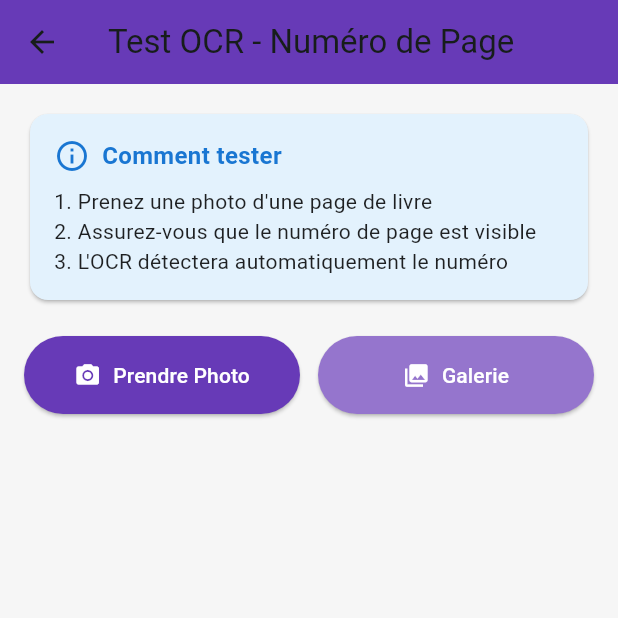
After one commit to acoeffic/readon, a Flutter app: the OCRTestPage screen opened by its route, on a phone screen of 412 x 824 dp, the top half of it. The commit adds this screen. Run offline on Flutter 3.47's test engine with Material 3 defaults, Android fonts, the phone set to English and light mode, and no system bars; our stand-ins replace image_picker, supabase_flutter; missing offline and left inert: google_mlkit_text_recognition; accounts and stored records are empty; network calls fail.

Commit message:
ton message

```diff
--- a/lib/app.dart
+++ b/lib/app.dart
@@ -1,9 +1,7 @@
-// app.dart
-// Contient l'initialisation du MaterialApp et le thème global
-
 import 'package:flutter/material.dart';
 import 'theme/app_theme.dart';
 import 'pages/welcome/welcome_page.dart';
+import 'pages/ocr_test_page.dart';
 
 class ReadOnApp extends StatelessWidget {
   const ReadOnApp({super.key});
@@ -15,6 +13,10 @@ class ReadOnApp extends StatelessWidget {
       debugShowCheckedModeBanner: false,
       theme: AppTheme.light,
       home: const WelcomePage(),
+      routes: {
+        '/welcome': (context) => const WelcomePage(), // Ajout de cette route
+        '/ocr-test': (context) => const OCRTestPage(),
+      },
     );
   }
 }
--- a/lib/main.dart
+++ b/lib/main.dart
@@ -1,7 +1,6 @@
 import 'package:flutter/material.dart';
 import 'package:supabase_flutter/supabase_flutter.dart';
 import 'app.dart';
-
 
 Future<void> main() async {
   WidgetsFlutterBinding.ensureInitialized();
--- /dev/null
+++ b/lib/pages/ocr_test_page.dart
@@ -0,0 +1,311 @@
+// lib/pages/ocr_test_page.dart
+
+import 'package:flutter/material.dart';
+import 'package:image_picker/image_picker.dart';
+import 'dart:io';
+import '../services/ocr_service.dart';
+
+/// Simple POC page to test OCR page number detection
+/// This is a temporary test page - will be replaced with proper UI later
+class OCRTestPage extends StatefulWidget {
+  const OCRTestPage({super.key});
+
+  @override
+  State<OCRTestPage> createState() => _OCRTestPageState();
+}
+
+class _OCRTestPageState extends State<OCRTestPage> {
+  final OCRService _ocrService = OCRService();
+  final ImagePicker _picker = ImagePicker();
+
+  XFile? _imageFile;
+  int? _detectedPageNumber;
+  String? _allDetectedText;
+  bool _isProcessing = false;
+  String? _errorMessage;
+
+  @override
+  void dispose() {
+    _ocrService.dispose();
+    super.dispose();
+  }
+
+  Future<void> _takePicture() async {
+    try {
+      setState(() {
+        _errorMessage = null;
+        _detectedPageNumber = null;
+        _allDetectedText = null;
+      });
+
+      // Take picture with camera
+      final XFile? photo = await _picker.pickImage(
+        source: ImageSource.camera,
+        maxWidth: 1920,
+        maxHeight: 1080,
+        imageQuality: 85,
+      );
+
+      if (photo == null) return;
+
+      setState(() {
+        _imageFile = photo;
+        _isProcessing = true;
+      });
+
+      // Run OCR
+      final pageNumber = await _ocrService.extractPageNumber(photo.path);
+      final allText = await _ocrService.extractAllText(photo.path);
+
+      setState(() {
+        _detectedPageNumber = pageNumber;
+        _allDetectedText = allText;
+        _isProcessing = false;
+      });
+
+      if (pageNumber == null) {
+        setState(() {
+          _errorMessage = 'Aucun numéro de page détecté. Réessayez avec une photo plus nette.';
+        });
+      }
+    } catch (e) {
+      setState(() {
+        _isProcessing = false;
+        _errorMessage = 'Erreur: $e';
+      });
+    }
+  }
+
+  Future<void> _pickFromGallery() async {
+    try {
+      setState(() {
+        _errorMessage = null;
+        _detectedPageNumber = null;
+        _allDetectedText = null;
+      });
+
+      // Pick from gallery
+      final XFile? photo = await _picker.pickImage(
+        source: ImageSource.gallery,
+      );
+
+      if (photo == null) return;
+
+      setState(() {
+        _imageFile = photo;
+        _isProcessing = true;
+      });
+
+      // Run OCR
+      final pageNumber = await _ocrService.extractPageNumber(photo.path);
+      final allText = await _ocrService.extractAllText(photo.path);
+
+      setState(() {
+        _detectedPageNumber = pageNumber;
+        _allDetectedText = allText;
+        _isProcessing = false;
+      });
+
+      if (pageNumber == null) {
+        setState(() {
+          _errorMessage = 'Aucun numéro de page détecté.';
+        });
+      }
+    } catch (e) {
+      setState(() {
+        _isProcessing = false;
+        _errorMessage = 'Erreur: $e';
+      });
+    }
+  }
+
+  @override
+  Widget build(BuildContext context) {
+    return Scaffold(
+      appBar: AppBar(
+        title: const Text('Test OCR - Numéro de Page'),
+        backgroundColor: Colors.deepPurple,
+      ),
+      body: SingleChildScrollView(
+        padding: const EdgeInsets.all(16),
+        child: Column(
+          crossAxisAlignment: CrossAxisAlignment.stretch,
+          children: [
+            // Instructions
+            Card(
+              color: Colors.blue.shade50,
+              child: Padding(
+                padding: const EdgeInsets.all(16),
+                child: Column(
+                  crossAxisAlignment: CrossAxisAlignment.start,
+                  children: [
+                    Row(
+                      children: [
+                        Icon(Icons.info_outline, color: Colors.blue.shade700),
+                        const SizedBox(width: 8),
+                        Text(
+                          'Comment tester',
+                          style: TextStyle(
+                            fontWeight: FontWeight.bold,
+                            fontSize: 16,
+                            color: Colors.blue.shade700,
+                          ),
+                        ),
+                      ],
+                    ),
+                    const SizedBox(height: 8),
+                    const Text('1. Prenez une photo d\'une page de livre'),
+                    const Text('2. Assurez-vous que le numéro de page est visible'),
+                    const Text('3. L\'OCR détectera automatiquement le numéro'),
+                  ],
+                ),
+              ),
+            ),
+            const SizedBox(height: 20),
+
+            // Action buttons
+            Row(
+              children: [
+                Expanded(
+                  child: ElevatedButton.icon(
+                    onPressed: _isProcessing ? null : _takePicture,
+                    icon: const Icon(Icons.camera_alt),
+                    label: const Text('Prendre Photo'),
+                    style: ElevatedButton.styleFrom(
+                      padding: const EdgeInsets.all(16),
+                      backgroundColor: Colors.deepPurple,
+                      foregroundColor: Colors.white,
+                    ),
+                  ),
+                ),
+                const SizedBox(width: 12),
+                Expanded(
+                  child: ElevatedButton.icon(
+                    onPressed: _isProcessing ? null : _pickFromGallery,
+                    icon: const Icon(Icons.photo_library),
+                    label: const Text('Galerie'),
+                    style: ElevatedButton.styleFrom(
+                      padding: const EdgeInsets.all(16),
+                      backgroundColor: Colors.deepPurple.shade300,
+                      foregroundColor: Colors.white,
+                    ),
+                  ),
+                ),
+              ],
+            ),
+            const SizedBox(height: 20),
+
+            // Processing indicator
+            if (_isProcessing)
+              const Card(
+                child: Padding(
+                  padding: EdgeInsets.all(20),
+                  child: Column(
+                    children: [
+                      CircularProgressIndicator(),
+                      SizedBox(height: 12),
+                      Text('Analyse de l\'image en cours...'),
+                    ],
+                  ),
+                ),
+              ),
+
+            // Error message
+            if (_errorMessage != null && !_isProcessing)
+              Card(
+                color: Colors.red.shade50,
+                child: Padding(
+                  padding: const EdgeInsets.all(16),
+                  child: Row(
+                    children: [
+                      Icon(Icons.error_outline, color: Colors.red.shade700),
+                      const SizedBox(width: 8),
+                      Expanded(
+                        child: Text(
+                          _errorMessage!,
+                          style: TextStyle(color: Colors.red.shade700),
+                        ),
+                      ),
+                    ],
+                  ),
+                ),
+              ),
+
+            // Image preview
+            if (_imageFile != null && !_isProcessing) ...[
+              const SizedBox(height: 20),
+              const Text(
+                'Photo capturée:',
+                style: TextStyle(fontWeight: FontWeight.bold, fontSize: 16),
+              ),
+              const SizedBox(height: 8),
+              ClipRRect(
+                borderRadius: BorderRadius.circular(12),
+                child: Image.file(
+                  File(_imageFile!.path),
+                  height: 300,
+                  fit: BoxFit.cover,
+                ),
+              ),
+            ],
+
+            // Detection result
+            if (_detectedPageNumber != null) ...[
+              const SizedBox(height: 20),
+              Card(
+                color: Colors.green.shade50,
+                child: Padding(
+                  padding: const EdgeInsets.all(20),
+                  child: Column(
+                    children: [
+                      Icon(
+                        Icons.check_circle,
+                        color: Colors.green.shade700,
+                        size: 48,
+                      ),
+                      const SizedBox(height: 12),
+                      const Text(
+                        'Numéro détecté:',
+                        style: TextStyle(fontSize: 16),
+                      ),
+                      const SizedBox(height: 8),
+                      Text(
+                        'Page $_detectedPageNumber',
+                        style: TextStyle(
+                          fontSize: 48,
+                          fontWeight: FontWeight.bold,
+                          color: Colors.green.shade700,
+                        ),
+                      ),
+                    ],
+                  ),
+                ),
+              ),
+            ],
+
+            // Debug: All detected text
+            if (_allDetectedText != null && _allDetectedText!.isNotEmpty) ...[
+              const SizedBox(height: 20),
+              ExpansionTile(
+                title: const Text('Debug: Tout le texte détecté'),
+                children: [
+                  Container(
+                    padding: const EdgeInsets.all(12),
+                    color: Colors.grey.shade100,
+                    child: Text(
+                      _allDetectedText!,
+                      style: const TextStyle(
+                        fontSize: 12,
+                        fontFamily: 'monospace',
+                      ),
+                    ),
+                  ),
+                ],
+              ),
+            ],
+          ],
+        ),
+      ),
+    );
+  }
+}
--- a/lib/pages/welcome/welcome_page.dart
+++ b/lib/pages/welcome/welcome_page.dart
@@ -92,6 +92,14 @@ class WelcomePage extends StatelessWidget {
               ),
 
               const SizedBox(height: AppSpace.m),
+            TextButton.icon(
+                onPressed: () => Navigator.of(context).pushNamed('/ocr-test'),
+                icon: const Icon(Icons.camera_alt, size: 20),
+                label: const Text('🧪 Test OCR'),
+                style: TextButton.styleFrom(
+                  foregroundColor: Colors.deepPurple,
+                ),
+              ),
             ],
           ),
         ),
--- a/pubspec.yaml
+++ b/pubspec.yaml
@@ -36,6 +36,10 @@ dependencies:
   cupertino_icons: ^1.0.8
   supabase_flutter: ^2.8.1
   http: ^1.6.0
+  image_picker: ^1.0.7              # Capture photo from camera/gallery
+  google_mlkit_text_recognition: ^0.13.0  # OCR on-device (free)
+  path_provider: ^2.1.2             # Local storage for images
+  permission_handler: ^11.3.0       # Camera/storage permissions
 
 dev_dependencies:
   flutter_test:
```
Also changed, not shown: lib/models/reading_session.dart (added, +135 -0 lines), lib/pages/feed/feed_page.dart (+11 -1 lines), lib/pages/profile/settings_page.dart (+11 -1 lines), lib/services/ocr_service.dart (added, +149 -0 lines), pubspec.lock, 6 other files. Lines whose indentation alone changed are shown as unchanged.
